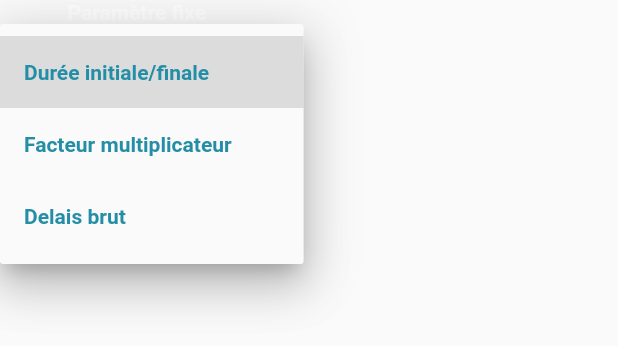
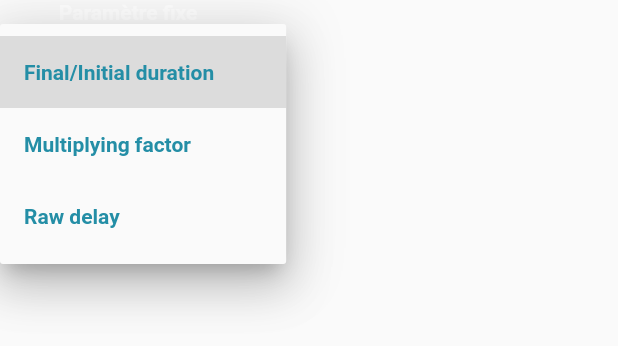
Before and after one commit to MathieuDeprez/ESP32_DSLR_ASSISTANT_FLUTTER, a Flutter app: what myDropDownMenu() shows on an empty page, opened directly with empty values, after a tap on the "arrow drop down" icon, on a phone screen of 412 x 824 dp. Shown: the top 346 px of the screen. Run offline on Flutter 3.47's test engine with Material 2 defaults, Android fonts, the phone set to English and light mode, and no system bars; our stand-ins replace convex_bottom_bar, flutter_bluetooth_serial, flutter_neumorphic, flutter_secure_storage, fluttertoast, google_fonts and 5 more; missing offline and left inert: dart:ffi, easy_folder_picker, ext_storage, flutter_material_pickers, flutter_picker, opencv; accounts and stored records are empty.

Commit message:
stable_V01

```diff
--- a/lib/Pages/ControlPage.dart
+++ b/lib/Pages/ControlPage.dart
@@ -72,7 +72,7 @@ class _ControlPageState extends State<ControlPage> {
               MainControlWidget(),
               Divider(color: Colors.black),
               Text(
-                "Exposition Bias",
+                "Exposure Compensation",
                 style: TextStyle(
                     color: mySecondColor, fontWeight: FontWeight.bold),
               ),
--- a/lib/Pages/FocusPage.dart
+++ b/lib/Pages/FocusPage.dart
@@ -28,7 +28,7 @@ import '../widgets/MainControlWidget.dart';
 import '../widgets/SelectorWidget.dart';
 
 //import 'package:opencv/opencv.dart';
-import 'package:flutter_cache_manager/flutter_cache_manager.dart';
+//import 'package:flutter_cache_manager/flutter_cache_manager.dart';
 
 import '../models/BluetoothProvider.dart';
 
--- a/lib/Pages/HdrPage.dart
+++ b/lib/Pages/HdrPage.dart
@@ -107,8 +107,8 @@ class _HdrPageState extends State<HdrPage> {
               ),
               NumberPhotoWidget("Number of photos", data.hdrNumber.toString(),
                   minusHdrNumber, addHdrNumber),
-              NumberPhotoWidget("Exposition pas", data.hdrPas.toString(),
-                  minusHdrPas, addHdrPas),
+              NumberPhotoWidget(
+                  "Increment", data.hdrPas.toString(), minusHdrPas, addHdrPas),
               NumberPhotoWidget("Offset", data.hdrOffset.toString(),
                   minusHdrOffset, addHdrOffset),
               Consumer<DslrSettingsProvider>(builder: (context, data, child) {
--- a/lib/Pages/PersoPage.dart
+++ b/lib/Pages/PersoPage.dart
@@ -317,11 +317,11 @@ class _PersoPage extends State<PersoPage> with TickerProviderStateMixin {
                     //icon: Icon(Icons.blur_circular),
                   ),
                   Tab(
-                    text: "TimeLapse",
+                    text: "Timelapse",
                     //icon: Icon(Icons.timelapse),
                   ),
                   Tab(
-                    text: "Browser",
+                    text: "Library",
                     //icon: Icon(Icons.timelapse),
                   )
                 ],
--- a/lib/Pages/TimeLapsePage.dart
+++ b/lib/Pages/TimeLapsePage.dart
@@ -27,7 +27,7 @@ class _TimeLapsePageState extends State<TimeLapsePage>
   int _fpsNumer = 24;
   int _initialTime = 60;
   int _finalTime = 10;
-  String _indexParameter = "Durée initiale/finale";
+  String _indexParameter = "Final/Initial duration";
   int _factorMult = 1;
   double _rawDelay = 1;
   double finalDelay = 1;
@@ -57,7 +57,8 @@ class _TimeLapsePageState extends State<TimeLapsePage>
     print("*** BUILD TimeLapsePage");
     return Column(
       children: [
-        Container(
+        Expanded(
+          child: Container(
             color: Colors.teal,
             child: SingleChildScrollView(
               child: Column(
@@ -72,36 +73,39 @@ class _TimeLapsePageState extends State<TimeLapsePage>
                     padding: EdgeInsets.symmetric(vertical: 10),
 
                     //Durée initiale/finale
-                  child: _indexParameter == "Durée initiale/finale"
+                    child: _indexParameter == "Final/Initial duration"
                         ? Column(
                             children: [
                               Row(
                                 children: [
                                   myTimeLapseParameter(
-                                    "Durée initiale (s)",
+                                      "Initial duration",
                                       changeInitialTime,
                                       1,
                                       _initialTime.toString()),
-                                myTimeLapseParameter("Durée finale (s)",
-                                    changeFinalTime, 1, _finalTime.toString()),
+                                  myTimeLapseParameter(
+                                      "Final duration",
+                                      changeFinalTime,
+                                      1,
+                                      _finalTime.toString()),
                                 ],
                               ),
                               Row(
                                 children: [
                                   Expanded(child: Container()),
-                                myTimeLapseParameter(
-                                    "Fps", changeFps, 2, _fpsNumer.toString()),
+                                  myTimeLapseParameter("Fps", changeFps, 2,
+                                      _fpsNumer.toString()),
                                   Expanded(child: Container()),
                                 ],
                               ),
                             ],
                           )
-                      : _indexParameter == "Facteur multiplicateur"
+                        : _indexParameter == "Multiplying factor"
                             ? Container(
                                 child: Row(
                                   children: [
                                     myTimeLapseParameter(
-                                      "Facteur multiplicateur",
+                                        "Multiplying factor",
                                         changeFactorMult,
                                         1,
                                         _factorMult.toString()),
@@ -115,7 +119,7 @@ class _TimeLapsePageState extends State<TimeLapsePage>
                                 child: Row(
                                   children: [
                                     myTimeLapseParameter(
-                                      "Delais (s)",
+                                        "Delay",
                                         changeRawDelay,
                                         1,
                                         _rawDelay.toStringAsFixed(3)),
@@ -124,15 +128,12 @@ class _TimeLapsePageState extends State<TimeLapsePage>
                               ),
                   ),
                   Text(
-                    "Une photo sera prise toutes les ${finalDelay.toStringAsFixed(3)}s"),
+                      "A photo will be taken every ${finalDelay.toStringAsFixed(3)}s"),
                 ],
               ),
             ),
           ),
-        Expanded(
-            child: Container(
-          color: Colors.teal,
-        )),
+        ),
         Consumer<LiveViewLongExpoModel>(
           builder: (context, prov, child) {
             return Container(
@@ -175,11 +176,11 @@ class _TimeLapsePageState extends State<TimeLapsePage>
   }
 
   calculDelay() {
-    if (_indexParameter == "Durée initiale/finale") {
+    if (_indexParameter == "Final/Initial duration") {
       finalDelay = calculDureeIniFinal();
-    } else if (_indexParameter == "Facteur multiplicateur") {
+    } else if (_indexParameter == "Multiplying factor") {
       finalDelay = calculDureeFactor();
-    } else if (_indexParameter == "Delais brut") {
+    } else if (_indexParameter == "Raw delay") {
       finalDelay = _rawDelay;
     }
     setState(() {});
@@ -282,13 +283,13 @@ Widget myTimeLapseParameter(
               initialValue: initialValue,
               onChanged: (text) {
                 if (double.tryParse(text) != null) {
-                  if (title == "Delais (s)") {
+                  if (title == "Delay") {
                     changeValueFct(double.parse(text));
                   } else {
                     changeValueFct(int.parse(text));
                   }
                 } else {
-                  if (title == "Delais (s)") {
+                  if (title == "Delay") {
                     changeValueFct(0.0);
                   } else {
                     changeValueFct(0);
@@ -340,9 +341,9 @@ Widget myDropDownMenu(Function changeFct, String value) {
             //value = newValue;
           },
           items: <String>[
-            'Durée initiale/finale',
-            'Facteur multiplicateur',
-            'Delais brut'
+            'Final/Initial duration',
+            'Multiplying factor',
+            'Raw delay'
           ].map<DropdownMenuItem<String>>((String value) {
             return DropdownMenuItem<String>(
               value: value,
--- a/lib/models/BrowserModel.dart
+++ b/lib/models/BrowserModel.dart
@@ -8,6 +8,15 @@ class BrowserModel with ChangeNotifier {
 
   String _handleDownloading = "";
   bool _downloadingList = false;
+
+  String _path = "/Pictures/DslrAssistant/";
+  String pathKey = "pathKeyStorage";
+
+  String get path => _path;
+  set path(String path) {
+    _path = path;
+    notifyListeners();
+  }
 
   set downloadingList(bool state) {
     _downloadingList = state;
```
Also changed, not shown: lib/Pages/BrowserPage.dart (+76 -13 lines), lib/models/BluetoothProvider.dart (+8 -7 lines), pubspec.yaml (+4 -6 lines), pubspec.lock, 1 other file. Lines whose indentation alone changed are shown as unchanged.
